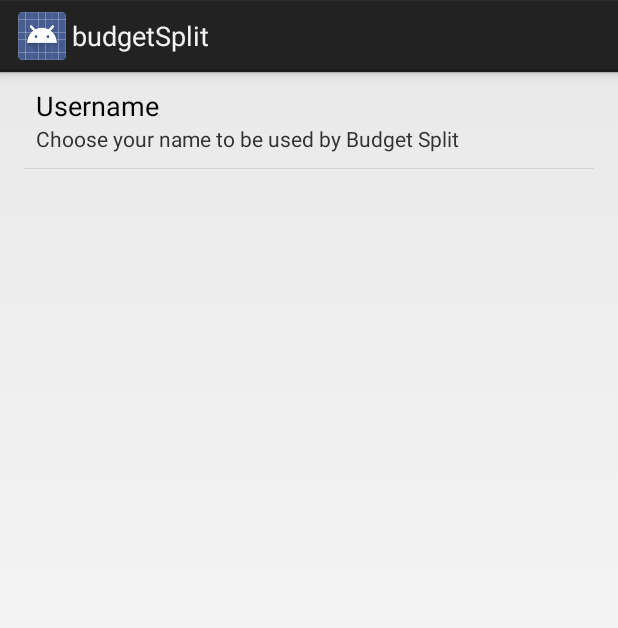
After one commit to meggiman/Money_split, an Android app: the fragment SettingsFragment shown on its own in the app's theme, on a phone screen of 412 x 824 dp. The commit adds this screen. Shown: the top 628 px of the screen. Run offline under Robolectric (Android 15) with nearby library versions, the light colour scheme and no system bars.

Commit message:
Added simple preferences Screen. Not linked yet.

```diff
--- /dev/null
+++ b/app/src/main/java/ch/ethz/itet/pps/budgetSplit/SettingsFragment.java
@@ -0,0 +1,29 @@
+package ch.ethz.itet.pps.budgetSplit;
+
+
+import android.os.Bundle;
+import android.app.Fragment;
+import android.preference.PreferenceFragment;
+import android.view.LayoutInflater;
+import android.view.View;
+import android.view.ViewGroup;
+import android.widget.TextView;
+
+
+/**
+ * A simple {@link Fragment} subclass.
+ */
+public class SettingsFragment extends PreferenceFragment {
+
+
+    public SettingsFragment() {
+        // Required empty public constructor
+    }
+
+
+    @Override
+    public void onCreate(Bundle savedInstanceState) {
+        super.onCreate(savedInstanceState);
+        addPreferencesFromResource(R.xml.preferences);
+    }
+}
--- a/app/src/main/res/values/strings.xml
+++ b/app/src/main/res/values/strings.xml
@@ -16,5 +16,7 @@
     <string name="Expenses">Expenses: </string>
     <string name="finalize">Finalize</string>
     <string name="addItem">Add Item</string>
-
+    <string name="username">Username</string>
+    <string name="username_summary">Choose your name to be used by Budget Split</string>
+    <string name="enter_username">Enter your Name.</string>
 </resources>
--- /dev/null
+++ b/app/src/main/res/xml/preferences.xml
@@ -0,0 +1,11 @@
+<?xml version="1.0" encoding="utf-8"?>
+<PreferenceScreen xmlns:android="http://schemas.android.com/apk/res/android">
+    <EditTextPreference
+        android:key="userName"
+        android:title="@string/username"
+        android:summary="@string/username_summary"
+        android:dialogTitle="@string/username"
+        android:dialogMessage="@string/enter_username"></EditTextPreference>
+
+
+</PreferenceScreen>
```
